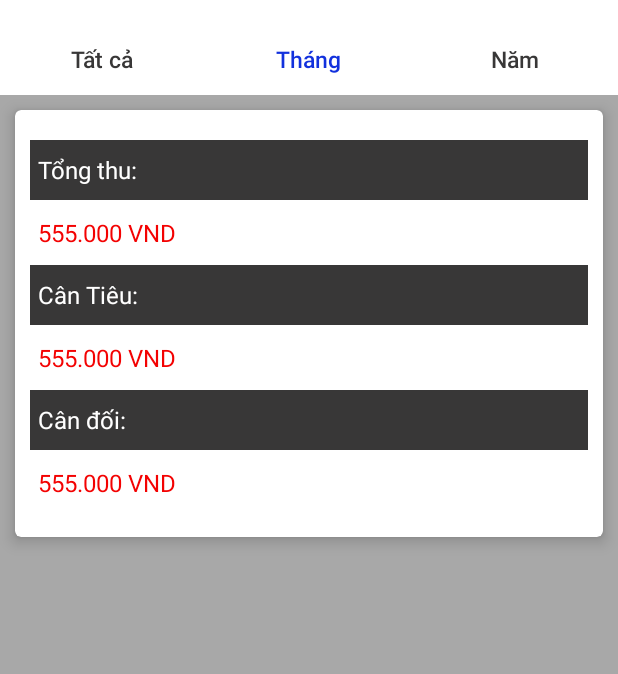
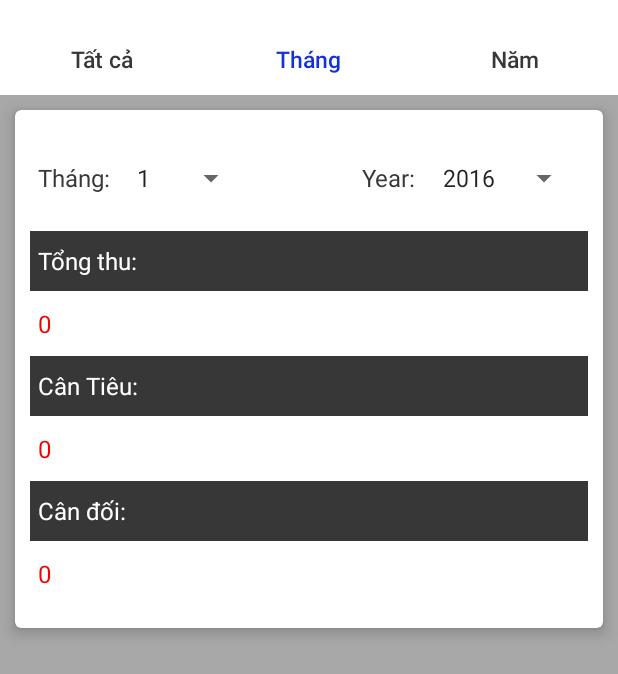
Before and after one commit to conchonha/QuanLyThuChi, an Android app: the fragment FragmentStatistical shown on its own in the app's theme, tab 2 chosen, on a phone screen of 412 x 824 dp. Shown: the top 674 px of the screen. Run offline under Robolectric (Android 15) with nearby library versions, the phone set to English and light mode, and no system bars; our stand-ins replace Room's generated code; 16 statements that could not run were skipped.

Commit message:
done project

```diff
--- /dev/null
+++ b/QuanLyThuChi/app/src/main/java/com/example/baseprojectandroid/compoments/OnItemSelectedListenner.java
@@ -0,0 +1,16 @@
+package com.example.baseprojectandroid.compoments;
+
+import android.view.View;
+import android.widget.AdapterView;
+
+public abstract class OnItemSelectedListenner implements AdapterView.OnItemSelectedListener {
+    @Override
+    public void onItemSelected(AdapterView<?> parent, View view, int position, long id) {
+
+    }
+
+    @Override
+    public void onNothingSelected(AdapterView<?> parent) {
+
+    }
+}
--- /dev/null
+++ b/QuanLyThuChi/app/src/main/java/com/example/baseprojectandroid/compoments/OntabSelected.java
@@ -0,0 +1,20 @@
+package com.example.baseprojectandroid.compoments;
+
+import com.google.android.material.tabs.TabLayout;
+
+public abstract class OntabSelected implements TabLayout.OnTabSelectedListener {
+    @Override
+    public void onTabSelected(TabLayout.Tab tab) {
+
+    }
+
+    @Override
+    public void onTabReselected(TabLayout.Tab tab) {
+
+    }
+
+    @Override
+    public void onTabUnselected(TabLayout.Tab tab) {
+
+    }
+}
--- a/QuanLyThuChi/app/src/main/java/com/example/baseprojectandroid/cores/room/dao/EevenueExpenditureDao.java
+++ b/QuanLyThuChi/app/src/main/java/com/example/baseprojectandroid/cores/room/dao/EevenueExpenditureDao.java
@@ -16,6 +16,9 @@ public interface EevenueExpenditureDao {
     @Query("SELECT * FROM RevenueExpenditure WHERE type = :strType ORDER BY mId DESC")
     LiveData<List<RevenueExpenditureTable>> getListRevenueExpenditure(String strType);
 
+    @Query("SELECT * FROM RevenueExpenditure")
+    LiveData<List<RevenueExpenditureTable>> getAllListRevenueExpenditure();
+
     @Insert
     void insert(RevenueExpenditureTable task);
 
--- a/QuanLyThuChi/app/src/main/java/com/example/baseprojectandroid/src/fragment/fragment_statistical/FragmentStatistical.java
+++ b/QuanLyThuChi/app/src/main/java/com/example/baseprojectandroid/src/fragment/fragment_statistical/FragmentStatistical.java
@@ -4,36 +4,132 @@ import android.os.Bundle;
 import android.view.LayoutInflater;
 import android.view.View;
 import android.view.ViewGroup;
+import android.widget.AdapterView;
+import android.widget.ArrayAdapter;
 import android.widget.EditText;
+import android.widget.LinearLayout;
+import android.widget.RelativeLayout;
+import android.widget.Spinner;
 import android.widget.TextView;
 
 import androidx.annotation.NonNull;
 import androidx.annotation.Nullable;
 import androidx.fragment.app.Fragment;
+import androidx.lifecycle.Observer;
+import androidx.lifecycle.ViewModelProviders;
 
 import com.example.baseprojectandroid.R;
+import com.example.baseprojectandroid.compoments.OnItemSelectedListenner;
+import com.example.baseprojectandroid.compoments.OntabSelected;
+import com.example.baseprojectandroid.cores.room.table.RevenueExpenditureTable;
+import com.example.baseprojectandroid.src.viewmodel.revenue_expenditure_viewmodel.RevenueExpenditureViewmodel;
+import com.example.baseprojectandroid.utils.Constain;
+import com.google.android.material.tabs.TabItem;
 import com.google.android.material.tabs.TabLayout;
 
-public class FragmentStatistical extends Fragment {
+import java.util.List;
+import java.util.Map;
+
+public class FragmentStatistical extends Fragment{
     private View mView;
-    private TextView mTxtTotalRevenue,mTxtTotalExpendises;
+    private TextView mTxtTotalRevenue,mTxtTotalExpendises,mTxtTotalSymmetrical;
     private TabLayout mTabLayout;
+    private Spinner mSpinnerMounth,mSpinneryear;
+    private RelativeLayout mRelativeLayoutStatistical;
+    private LinearLayout mLinearLayoutMounth;
+    //variable
+
+    private RevenueExpenditureViewmodel mRevenueExpenditureViewmodel;
 
     @Nullable
     @Override
     public View onCreateView(@NonNull LayoutInflater inflater, @Nullable ViewGroup container, @Nullable Bundle savedInstanceState) {
         mView = inflater.inflate(R.layout.fragment_statistical,container,false);
+        initViewModel();
         initView();
+        init();
         listenerOnclicked();
         return mView;
     }
 
-    private void listenerOnclicked() {
+    private void init() {
+        mSpinnerMounth.setAdapter(new ArrayAdapter<String>(mView.getContext(),android.R.layout.simple_spinner_item,mRevenueExpenditureViewmodel.getListMounthSpinner().getValue()));
+        mSpinneryear.setAdapter(new ArrayAdapter<String>(mView.getContext(),android.R.layout.simple_spinner_item,mRevenueExpenditureViewmodel.getListYearthSpinner().getValue()));
+
+        //set all toal
+        Map<String,String> map = mRevenueExpenditureViewmodel.getTotalAllStatistical();
+        setTextView(map.get(Constain.totalRevenue),map.get(Constain.totalExpenditure),map.get(Constain.totalSymmetrical));
     }
 
+    //khởi tạo viewmodel
+    private void initViewModel() {
+        mRevenueExpenditureViewmodel = ViewModelProviders.of(getActivity()).get(RevenueExpenditureViewmodel.class);
+
+        //lắng nghe và quan sát sự thay đổi dữ liệu
+        mRevenueExpenditureViewmodel.getAllListRevenueExpenditure().observe(getViewLifecycleOwner(), new Observer<List<RevenueExpenditureTable>>() {
+            @Override
+            public void onChanged(List<RevenueExpenditureTable> list) {
+                mRevenueExpenditureViewmodel.setmListAllRevenueExpenditureTable(list);
+            }
+        });
+    }
+
+    private void listenerOnclicked() {
+        mTabLayout.addOnTabSelectedListener(new OntabSelected() {
+            @Override
+            public void onTabSelected(TabLayout.Tab tab) {
+                switch (tab.getPosition()){
+                    case 0:
+                        mRelativeLayoutStatistical.setVisibility(View.GONE);
+                        break;
+                    case 1:
+                        mRelativeLayoutStatistical.setVisibility(View.VISIBLE);
+                        mLinearLayoutMounth.setVisibility(View.VISIBLE);
+                        break;
+                    case 2:
+                        mRelativeLayoutStatistical.setVisibility(View.VISIBLE);
+                        mLinearLayoutMounth.setVisibility(View.GONE);
+                        break;
+                }
+            }
+        });
+
+        mSpinnerMounth.setOnItemSelectedListener(new OnItemSelectedListenner() {
+            @Override
+            public void onItemSelected(AdapterView<?> parent, View view, int position, long id) {
+                super.onItemSelected(parent, view, position, id);
+                mRevenueExpenditureViewmodel.setmMounth(mRevenueExpenditureViewmodel.getListMounthSpinner().getValue().get(position));
+                Map<String,String>map1 = mRevenueExpenditureViewmodel.getTotalMounthYearStatistical();
+                setTextView(map1.get(Constain.totalRevenue),map1.get(Constain.totalExpenditure),map1.get(Constain.totalSymmetrical));
+            }
+        });
+
+        mSpinneryear.setOnItemSelectedListener(new OnItemSelectedListenner() {
+            @Override
+            public void onItemSelected(AdapterView<?> parent, View view, int position, long id) {
+                super.onItemSelected(parent, view, position, id);
+                mRevenueExpenditureViewmodel.setmYear(mRevenueExpenditureViewmodel.getListYearthSpinner().getValue().get(position));
+                Map<String,String>map2 = mRevenueExpenditureViewmodel.getTotalYearStatistical();
+                setTextView(map2.get(Constain.totalRevenue),map2.get(Constain.totalExpenditure),map2.get(Constain.totalSymmetrical));
+            }
+        });
+    }
+
+    //ánh xạ view
     private void initView() {
         mTxtTotalRevenue = mView.findViewById(R.id.txt_total_revenue);
         mTxtTotalExpendises = mView.findViewById(R.id.txt_total_expenses);
+        mTxtTotalSymmetrical = mView.findViewById(R.id.txt_symmetrical);
         mTabLayout = mView.findViewById(R.id.tab_layout);
+        mSpinnerMounth = mView.findViewById(R.id.spinner_mounth);
+        mSpinneryear = mView.findViewById(R.id.spinner_year);
+        mRelativeLayoutStatistical = mView.findViewById(R.id.relative_statistical);
+        mLinearLayoutMounth = mView.findViewById(R.id.linear_mounth);
+    }
+
+    private void setTextView(String totalRevenue,String totalExpenditure,String totalSymmetrical){
+        mTxtTotalRevenue.setText(totalRevenue);
+        mTxtTotalExpendises.setText(totalExpenditure);
+        mTxtTotalSymmetrical.setText(totalSymmetrical);
     }
 }
--- a/QuanLyThuChi/app/src/main/java/com/example/baseprojectandroid/src/repositories/revenue_expenditure_repositories/RevenueExpenditureRepositories.java
+++ b/QuanLyThuChi/app/src/main/java/com/example/baseprojectandroid/src/repositories/revenue_expenditure_repositories/RevenueExpenditureRepositories.java
@@ -18,19 +18,10 @@ import java.util.List;
 
 public class RevenueExpenditureRepositories {
     private List<SpinnerModel> mListSpiner = new ArrayList<>();
-    private LiveData<List<RevenueExpenditureTable>> mListAllEevenueExpenditure;
     private EevenueExpenditureDao mEvenueExpenditureDao;
 
     public RevenueExpenditureRepositories(Application application) {
         mEvenueExpenditureDao = AppDatabase.getInstance(application).taskEvenueExpenditureDao();
-    }
-
-    //get list spinner
-    public LiveData<List<SpinnerModel>> getListSpiner() {
-        MutableLiveData<List<SpinnerModel>> listTmt = new MutableLiveData<>();
-        addData();
-        listTmt.setValue(mListSpiner);
-        return listTmt;
     }
 
     public void insert(RevenueExpenditureTable revenueExpenditureTable) {
@@ -45,9 +36,40 @@ public class RevenueExpenditureRepositories {
         new UpdateEvenueExpenditureAsyncTask(revenueExpenditureTable, mEvenueExpenditureDao).execute();
     }
 
-    public LiveData<List<RevenueExpenditureTable>> getAllListEevenueExpenditure(String type) {
-        mListAllEevenueExpenditure = mEvenueExpenditureDao.getListRevenueExpenditure(type);
-        return mListAllEevenueExpenditure;
+    public LiveData<List<RevenueExpenditureTable>> getListEevenueExpenditure(String type) {
+        return mEvenueExpenditureDao.getListRevenueExpenditure(type);
+    }
+
+    public LiveData<List<RevenueExpenditureTable>>getmListAllEevenueExpenditure(){
+        return mEvenueExpenditureDao.getAllListRevenueExpenditure();
+    }
+
+    //get list spinner
+    public LiveData<List<SpinnerModel>> getListSpiner() {
+        MutableLiveData<List<SpinnerModel>> listTmt = new MutableLiveData<>();
+        addData();
+        listTmt.setValue(mListSpiner);
+        return listTmt;
+    }
+
+    public LiveData<List<String>>getListYear(){
+        MutableLiveData<List<String>>listMutableLiveData = new MutableLiveData<>();
+        List<String> list = new ArrayList<>();
+        for (int i = 16; i <= 30 ; i++){
+            list.add("20"+i);
+        }
+        listMutableLiveData.setValue(list);
+        return listMutableLiveData;
+    }
+
+    public LiveData<List<String>>getListMounth(){
+        MutableLiveData<List<String>>listMutableLiveData = new MutableLiveData<>();
+        List<String> list = new ArrayList<>();
+        for (int i = 1; i <= 12 ; i++){
+            list.add(i+"");
+        }
+        listMutableLiveData.setValue(list);
+        return listMutableLiveData;
     }
 
     //add data spinner
--- a/QuanLyThuChi/app/src/main/java/com/example/baseprojectandroid/src/viewmodel/revenue_expenditure_viewmodel/RevenueExpenditureViewmodel.java
+++ b/QuanLyThuChi/app/src/main/java/com/example/baseprojectandroid/src/viewmodel/revenue_expenditure_viewmodel/RevenueExpenditureViewmodel.java
@@ -11,22 +11,30 @@ import androidx.lifecycle.MutableLiveData;
 import com.example.baseprojectandroid.cores.room.table.RevenueExpenditureTable;
 import com.example.baseprojectandroid.models.spinner_model.SpinnerModel;
 import com.example.baseprojectandroid.src.repositories.revenue_expenditure_repositories.RevenueExpenditureRepositories;
+import com.example.baseprojectandroid.utils.Constain;
 
 import java.util.ArrayList;
+import java.util.HashMap;
 import java.util.List;
+import java.util.Map;
 
 public class RevenueExpenditureViewmodel extends AndroidViewModel {
     private RevenueExpenditureRepositories mRevenueExpenditureRepositories;
     private MutableLiveData<List<RevenueExpenditureTable>>mListRevenueTable = new MutableLiveData<>();
     private MutableLiveData<List<RevenueExpenditureTable>>mListExpenditureTable = new MutableLiveData<>();
+    private MutableLiveData<List<RevenueExpenditureTable>>mListAllRevenueExpenditureTable = new MutableLiveData<>();
+
     private List<SpinnerModel>mListSpinner = new ArrayList<>();
     private String TAG = "RevenueExpenditureViewmodel";
+    private String mMounth;
+    private String mYear;
 
     public RevenueExpenditureViewmodel(@NonNull Application application) {
         super(application);
         if(mRevenueExpenditureRepositories == null){
             mRevenueExpenditureRepositories = new RevenueExpenditureRepositories(application);
         }
+
     }
 
     public LiveData<List<SpinnerModel>> getListSpinner(){
@@ -45,18 +53,60 @@ public class RevenueExpenditureViewmodel extends AndroidViewModel {
         mRevenueExpenditureRepositories.delete(revenueExpenditureTable);
     }
 
-    public LiveData<List<RevenueExpenditureTable>> getAllListRevenueExpenditure(String type){
-        return mRevenueExpenditureRepositories.getAllListEevenueExpenditure(type);
+    public LiveData<List<RevenueExpenditureTable>> getListRevenueExpenditure(String type){
+        return mRevenueExpenditureRepositories.getListEevenueExpenditure(type);
     }
 
-    //get List RevenueTable
+    public LiveData<List<RevenueExpenditureTable>>getAllListRevenueExpenditure(){
+        return mRevenueExpenditureRepositories.getmListAllEevenueExpenditure();
+    }
+
+
+    //getter and setter
+    public String getmMounth() {
+        return mMounth;
+    }
+
+    public void setmMounth(String mMounth) {
+        this.mMounth = mMounth;
+    }
+
+    public String getmYear() {
+        return mYear;
+    }
+
+    public void setmYear(String mYear) {
+        this.mYear = mYear;
+    }
+
     public LiveData<List<RevenueExpenditureTable>> getmListRevenueTable(){
         return mListRevenueTable;
     }
 
-    //get List Expenditure Table
     public LiveData<List<RevenueExpenditureTable>> getmListExpenditureTable(){
         return this.mListExpenditureTable;
+    }
+
+    public void setmListRevenueTable(List<RevenueExpenditureTable>list){
+        mListRevenueTable.setValue(list);
+        Log.d(TAG, "set list RevenueTable: "+mListRevenueTable.getValue().size());
+    }
+
+    public void setmListExpenditureTable(List<RevenueExpenditureTable>list){
+        mListExpenditureTable.setValue(list);
+        Log.d(TAG, "set list ExpenditureTable: "+mListExpenditureTable.getValue().size());
+    }
+
+    public void setmListSpinner(List<SpinnerModel>listSpinner){
+        this.mListSpinner = listSpinner;
+    }
+
+    public void setmListAllRevenueExpenditureTable(List<RevenueExpenditureTable>list){
+        this.mListAllRevenueExpenditureTable.setValue(list);
+    }
+
+    public LiveData<List<RevenueExpenditureTable>>getListAllRevenueExpenditureTable(){
+        return this.mListAllRevenueExpenditureTable;
     }
 
     //get index spinner
@@ -72,20 +122,88 @@ public class RevenueExpenditureViewmodel extends AndroidViewModel {
         return index;
     }
 
-    //set list RevenueTable
-    public void setmListRevenueTable(List<RevenueExpenditureTable>list){
-        mListRevenueTable.setValue(list);
-        Log.d(TAG, "set list RevenueTable: "+mListRevenueTable.getValue().size());
+
+    //get list spinner mounth
+    public LiveData<List<String>>getListMounthSpinner(){
+        return mRevenueExpenditureRepositories.getListMounth();
     }
 
-    //set list ExpenditureTable
-    public void setmListExpenditureTable(List<RevenueExpenditureTable>list){
-        mListExpenditureTable.setValue(list);
-        Log.d(TAG, "set list ExpenditureTable: "+mListExpenditureTable.getValue().size());
+    //get list spinner year
+    public LiveData<List<String>>getListYearthSpinner(){
+        return mRevenueExpenditureRepositories.getListYear();
     }
 
-    //set list spinner
-    public void setmListSpinner(List<SpinnerModel>listSpinner){
-        this.mListSpinner = listSpinner;
+    //get total all revenue expenditure
+    public Map<String,String>getTotalAllStatistical(){
+        int totalRevenue = 0;
+        int totalExpenditure = 0;
+        int totalSymmetrical = 0;
+        for (RevenueExpenditureTable obj : getmListRevenueTable().getValue()) {
+            totalRevenue += obj.getmPrice();
+        }
+
+        for (RevenueExpenditureTable obj : getmListExpenditureTable().getValue()) {
+            totalExpenditure += obj.getmPrice();
+        }
+
+        totalSymmetrical = totalRevenue - totalExpenditure;
+        Map<String,String>map = new HashMap<>();
+        map.put(Constain.totalRevenue,totalRevenue+"");
+        map.put(Constain.totalExpenditure,totalExpenditure+"");
+        map.put(Constain.totalSymmetrical,totalSymmetrical+"");
+        return map;
+    }
+
+    //get total mounth + year revenue expenditure
+    public Map<String,String>getTotalMounthYearStatistical(){
+        int totalRevenue = 0;
+        int totalExpenditure = 0;
+        int totalSymmetrical = 0;
+        for (RevenueExpenditureTable obj : getmListRevenueTable().getValue()) {
+            String []listTime = obj.getmCreateTime().split("-");
+            if(listTime[0].equals(getmYear()) && listTime[1].equals(getmMounth())){
+                totalRevenue += obj.getmPrice();
+            }
+        }
+
+        for (RevenueExpenditureTable obj : getmListExpenditureTable().getValue()) {
+            String []listTime = obj.getmCreateTime().split("-");
+            if(listTime[0].equals(getmYear()) && listTime[1].equals(getmMounth())){
+                totalExpenditure += obj.getmPrice();
+            }
+        }
+
+        totalSymmetrical = totalRevenue - totalExpenditure;
+        Map<String,String>map = new HashMap<>();
+        map.put(Constain.totalRevenue,totalRevenue+"");
+        map.put(Constain.totalExpenditure,totalExpenditure+"");
+        map.put(Constain.totalSymmetrical,totalSymmetrical+"");
+        return map;
+    }
+    //get total year revenue expenditure
+    public Map<String,String>getTotalYearStatistical(){
+        int totalRevenue = 0;
+        int totalExpenditure = 0;
+        int totalSymmetrical = 0;
+        for (RevenueExpenditureTable obj : getmListRevenueTable().getValue()) {
+            String []listTime = obj.getmCreateTime().split("-");
+            if(listTime[0].equals(getmYear())){
+                totalRevenue += obj.getmPrice();
+            }
+        }
+
+        for (RevenueExpenditureTable obj : getmListExpenditureTable().getValue()) {
+            String []listTime = obj.getmCreateTime().split("-");
+            if(listTime[0].equals(getmYear())){
+                totalExpenditure += obj.getmPrice();
+            }
+        }
+
+        totalSymmetrical = totalRevenue - totalExpenditure;
+        Map<String,String>map = new HashMap<>();
+        map.put(Constain.totalRevenue,totalRevenue+"");
+        map.put(Constain.totalExpenditure,totalExpenditure+"");
+        map.put(Constain.totalSymmetrical,totalSymmetrical+"");
+        return map;
     }
 }
--- a/QuanLyThuChi/app/src/main/java/com/example/baseprojectandroid/utils/Constain.java
+++ b/QuanLyThuChi/app/src/main/java/com/example/baseprojectandroid/utils/Constain.java
@@ -4,4 +4,7 @@ public class Constain {
     public static String keyIsLogin = "is_login";
     public static String fragmentDialogRevenueExpenditure = "fragment_dialog_revenue_expenditure";
     public static String appNameDatabase = "QuanLyThuChi";
+    public static String totalRevenue = "totalRevenue";
+    public static String totalExpenditure = "totalExpenditure";
+    public static String totalSymmetrical = "totalSymmetrical";
 }
--- a/QuanLyThuChi/app/src/main/java/com/example/baseprojectandroid/utils/Helpers.java
+++ b/QuanLyThuChi/app/src/main/java/com/example/baseprojectandroid/utils/Helpers.java
@@ -5,14 +5,12 @@ import android.app.DatePickerDialog;
 import android.app.Dialog;
 import android.content.Context;
 import android.widget.DatePicker;
-import android.widget.Spinner;
 
 import androidx.fragment.app.DialogFragment;
 import androidx.fragment.app.Fragment;
 
 import com.example.baseprojectandroid.R;
 import com.example.baseprojectandroid.models.callback.CallbackToRevenueExpenditure;
-import com.example.baseprojectandroid.models.spinner_model.SpinnerModel;
 
 import java.util.Calendar;
 
@@ -51,7 +49,7 @@ public class Helpers {
         DatePickerDialog datePickerDialog = new DatePickerDialog(context, new DatePickerDialog.OnDateSetListener() {
             @Override
             public void onDateSet(DatePicker view, int year, int month, int dayOfMonth) {
-                callbackToRevenueExpenditure.getTimePickerDialog(year + "-" + month + "-" + dayOfMonth);
+                callbackToRevenueExpenditure.getTimePickerDialog(year + "-" + (month + 1) + "-" + dayOfMonth);
             }
         },year,mounth,date);
         datePickerDialog.show();
--- a/QuanLyThuChi/app/src/main/res/layout/fragment_statistical.xml
+++ b/QuanLyThuChi/app/src/main/res/layout/fragment_statistical.xml
@@ -19,16 +19,19 @@
 
         <com.google.android.material.tabs.TabItem
             android:layout_width="wrap_content"
+            android:id="@+id/tab_all"
             android:layout_height="wrap_content"
             android:text="Tất cả" />
 
         <com.google.android.material.tabs.TabItem
             android:layout_width="wrap_content"
             android:layout_height="wrap_content"
+            android:id="@+id/tab_mounth"
             android:text="Tháng" />
 
         <com.google.android.material.tabs.TabItem
             android:layout_width="wrap_content"
+            android:id="@+id/tab_year"
             android:layout_height="wrap_content"
             android:text="Năm" />
     </com.google.android.material.tabs.TabLayout>
@@ -49,6 +52,50 @@
             android:layout_marginTop="10dp"
             android:layout_marginBottom="10dp"
             android:orientation="vertical">
+            <RelativeLayout
+                android:layout_width="match_parent"
+                android:layout_marginBottom="10dp"
+                android:padding="5dp"
+                android:visibility="gone"
+                android:id="@+id/relative_statistical"
+                android:layout_height="wrap_content">
+                <LinearLayout
+                    android:layout_width="match_parent"
+                    android:id="@+id/linear_mounth"
+                    android:visibility="gone"
+                    android:layout_height="wrap_content">
+                    <TextView
+                        android:layout_width="wrap_content"
+                        android:layout_height="40dp"
+                        android:textColor="@color/h383737"
+                        android:text="Tháng:"
+                        android:gravity="center_vertical"
+                        android:textSize="@dimen/font_size_16"
+                        />
+                    <Spinner
+                        android:layout_width="wrap_content"
+                        android:layout_marginLeft="10dp"
+                        android:id="@+id/spinner_mounth"
+                        android:layout_height="wrap_content"/>
+                </LinearLayout>
+                <TextView
+                    android:layout_width="wrap_content"
+                    android:layout_height="40dp"
+                    android:textColor="@color/h383737"
+                    android:text="Year:"
+                    android:layout_marginRight="10dp"
+                    android:layout_toLeftOf="@+id/spinner_year"
+                    android:gravity="center_vertical"
+                    android:layout_centerVertical="true"
+                    android:textSize="@dimen/font_size_16"
+                    />
+                <Spinner
+                    android:layout_width="wrap_content"
+                    android:layout_alignParentRight="true"
+                    android:id="@+id/spinner_year"
+                    android:layout_centerVertical="true"
+                    android:layout_height="wrap_content"/>
+            </RelativeLayout>
             <TextView
                 android:layout_width="match_parent"
                 android:layout_height="40dp"
@@ -103,6 +150,7 @@
                 android:layout_height="wrap_content"
                 android:textColor="@color/hF30202"
                 android:text="555.000 VND"
+                android:id="@+id/txt_symmetrical"
                 android:layout_marginTop="5dp"
                 android:gravity="center_vertical"
                 android:textSize="@dimen/font_size_16"
```
Also changed, not shown: QuanLyThuChi/app/src/main/java/com/example/baseprojectandroid/compoments/ItemTouchHelperSimpleCallback.java (+18 -15 lines), QuanLyThuChi/app/src/main/java/com/example/baseprojectandroid/src/dialog/FragmentDialogRevenueExpenditure.java (+3 -6 lines), QuanLyThuChi/app/src/main/java/com/example/baseprojectandroid/src/fragment/fragment_revenue/FragmentRevenue.java (+2 -10 lines), QuanLyThuChi/app/src/main/java/com/example/baseprojectandroid/src/fragment/fragmnet_expenses/FragmentExpenses.java (+4 -10 lines), 1 other file.
